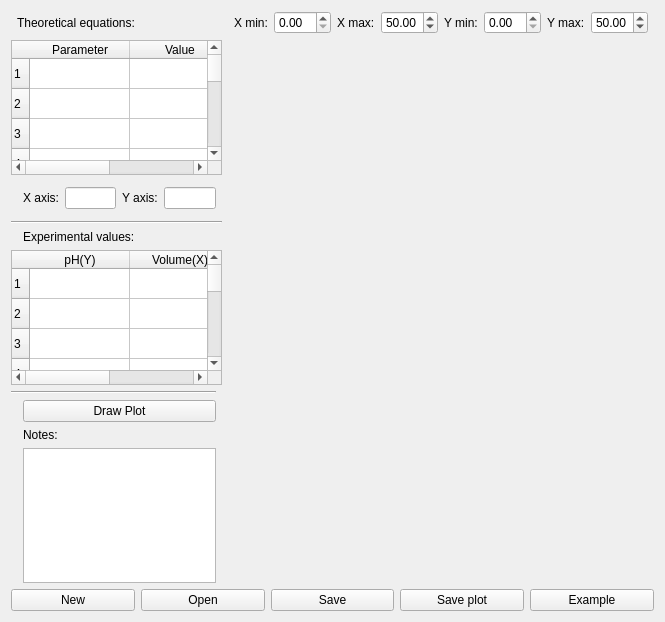
First picture: the form in src/calculator/titrationCalculator.ui, repository KDE/kalzium, before the edit.
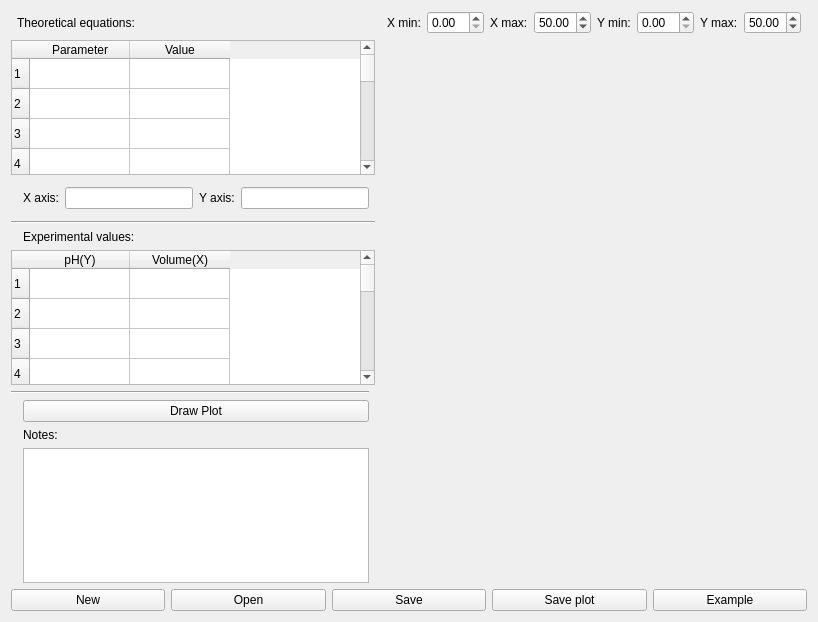
Second picture: the form after the edit. Custom widgets are drawn as their Qt base class.

Commit message: setting a tab-order to the titrationCalculator gui.

```diff
--- a/src/calculator/titrationCalculator.ui
+++ b/src/calculator/titrationCalculator.ui
@@ -7,7 +7,7 @@
    <rect>
     <x>0</x>
     <y>0</y>
-    <width>665</width>
+    <width>818</width>
     <height>622</height>
    </rect>
   </property>
```
Left out of the diff: 17 changed lines with no effect on the pictures.
